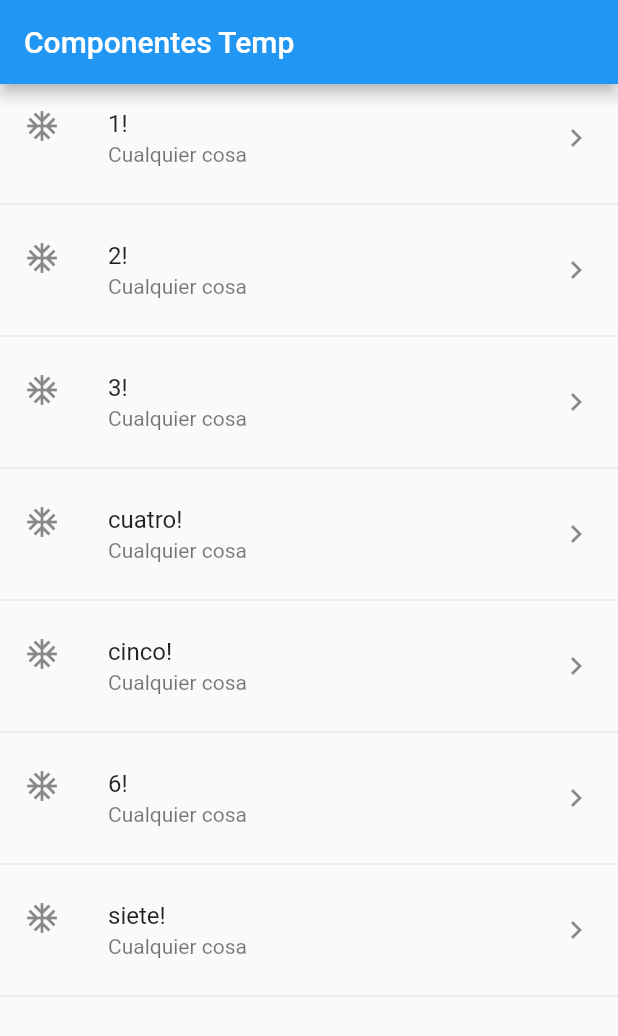
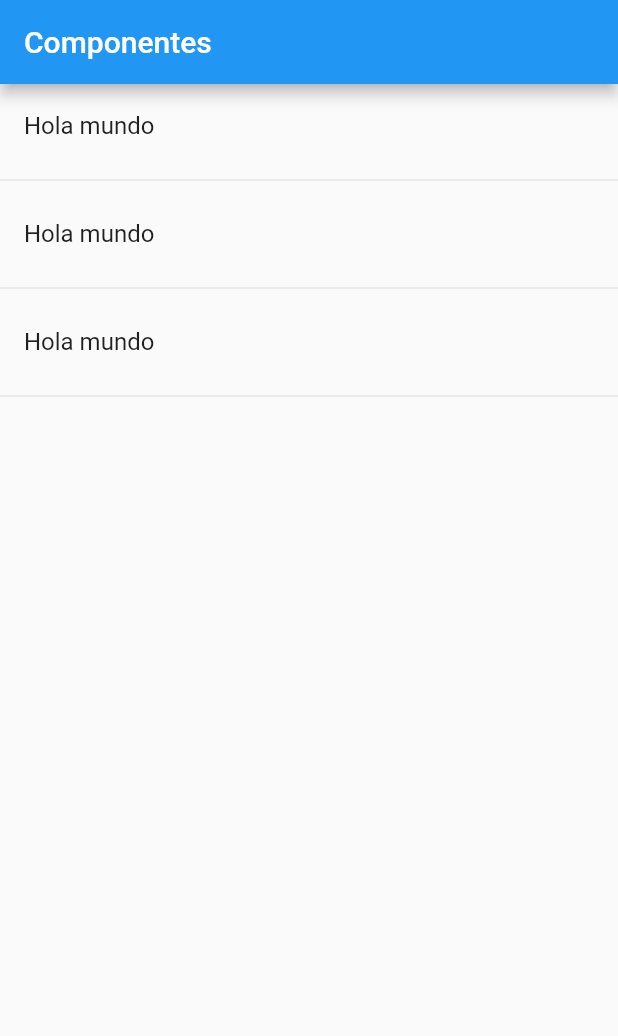
Before and after one commit to RoHeTT17/componentes, a Flutter app: the screen it shows after launch, on a phone screen of 412 x 824 dp. Shown: the top 1036 px of the screen. Run offline on Flutter 3.47's test engine with Material 2 defaults, Android fonts, the phone set to English and light mode, and no system bars.

Commit message:
Se crea home_page

```diff
--- a/lib/main.dart
+++ b/lib/main.dart
@@ -1,6 +1,7 @@
+
 import 'package:flutter/material.dart';
-import 'package:componentes/src/pages/home_temp.dart';
-
+//import 'package:componentes/src/pages/home_temp.dart';
+import 'package:componentes/src/pages/home_page.dart';
 
 void main() => runApp(MyApp());
 
@@ -10,7 +11,8 @@ class MyApp extends StatelessWidget {
     return MaterialApp(
       debugShowCheckedModeBanner: false,
       title: 'Componentes App',
-      home: HomePAgeTemp()
+      //home: HomePageTemp()
+      home: HomePage()
     );
   }
 }
--- /dev/null
+++ b/lib/src/pages/home_page.dart
@@ -0,0 +1,33 @@
+import 'package:flutter/material.dart';
+
+class HomePage extends StatelessWidget {
+
+  @override
+  Widget build(BuildContext context) {
+    return Scaffold(
+      appBar: AppBar(
+        title: Text('Componentes'),
+      ),
+      body: _lista(),
+
+    );
+  }
+
+  Widget _lista() {
+
+      return ListView(
+        children: _listaItems(),
+      );
+  }
+
+  List<Widget>_listaItems() {
+    return [
+      ListTile(title: Text("Hola mundo"),),
+      Divider(),
+      ListTile(title: Text("Hola mundo"),),
+      Divider(),
+      ListTile(title: Text("Hola mundo"),),
+      Divider(),
+    ];
+  }
+}
--- a/lib/src/pages/home_temp.dart
+++ b/lib/src/pages/home_temp.dart
@@ -1,6 +1,6 @@
 import 'package:flutter/material.dart';
 
-class HomePAgeTemp extends StatelessWidget {
+class HomePageTemp extends StatelessWidget {
 
   final opciones = ['1','2','3','cuatro','cinco','6','siete'];
 
```
